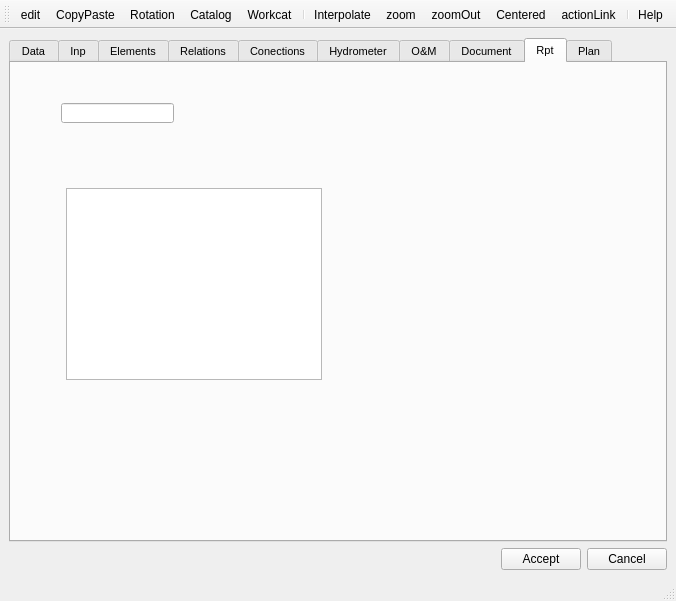
First picture: the form in ui/api_cf.ui, repository Giswater/giswater_qgis_plugin, before the edit.
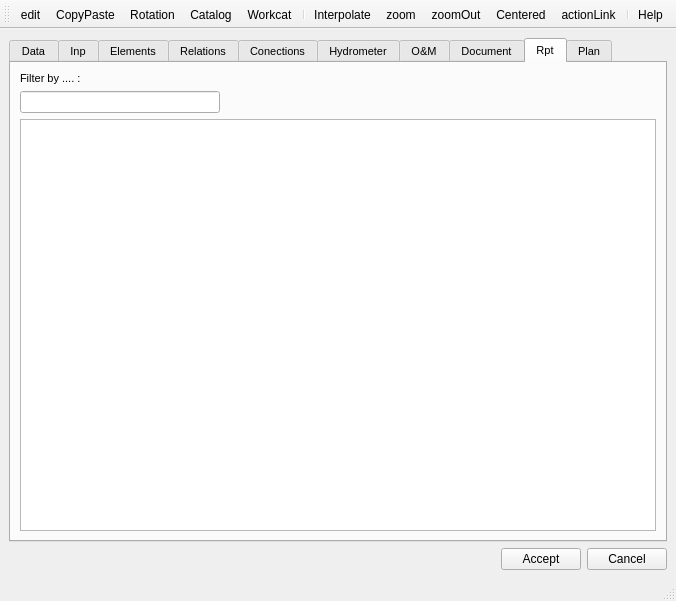
Second picture: the form after the edit. The open tabs and pages were chosen to show the change. Icons and pictures are not drawn.

Commit message: prepare ui for new tabs

What changed in the file:
```diff
--- a/ui/api_cf.ui
+++ b/ui/api_cf.ui
@@ -775,26 +775,45 @@
        <attribute name="title">
         <string>Rpt</string>
        </attribute>
-       <widget class="QLineEdit" name="lineEdit_2">
-        <property name="geometry">
-         <rect>
-          <x>50</x>
-          <y>40</y>
-          <width>113</width>
-          <height>20</height>
-         </rect>
-        </property>
-       </widget>
-       <widget class="QTableView" name="tableView_2">
-        <property name="geometry">
-         <rect>
-          <x>55</x>
-          <y>125</y>
-          <width>256</width>
-          <height>192</height>
-         </rect>
-        </property>
-       </widget>
+       <layout class="QGridLayout" name="gridLayout_17">
+        <item row="2" column="0">
+         <widget class="QTableView" name="tbl_rpt"/>
+        </item>
+        <item row="0" column="0">
+         <layout class="QGridLayout" name="gridLayout_18">
+          <item row="1" column="2">
+           <spacer name="horizontalSpacer_8">
+            <property name="orientation">
+             <enum>Qt::Horizontal</enum>
+            </property>
+            <property name="sizeHint" stdset="0">
+             <size>
+              <width>40</width>
+              <height>20</height>
+             </size>
+            </property>
+           </spacer>
+          </item>
+          <item row="1" column="1">
+           <widget class="QLineEdit" name="txt_rpt_filter">
+            <property name="maximumSize">
+             <size>
+              <width>200</width>
+              <height>16777215</height>
+             </size>
+            </property>
+           </widget>
+          </item>
+          <item row="0" column="1">
+           <widget class="QLabel" name="label_12">
+            <property name="text">
+             <string>Filter by .... :</string>
+            </property>
+           </widget>
+          </item>
+         </layout>
+        </item>
+       </layout>
       </widget>
       <widget class="QWidget" name="tab_plan">
        <attribute name="title">
```
Left out of the diff: 54 changed lines with no effect on the pictures. The commit also changes 1 other file.
